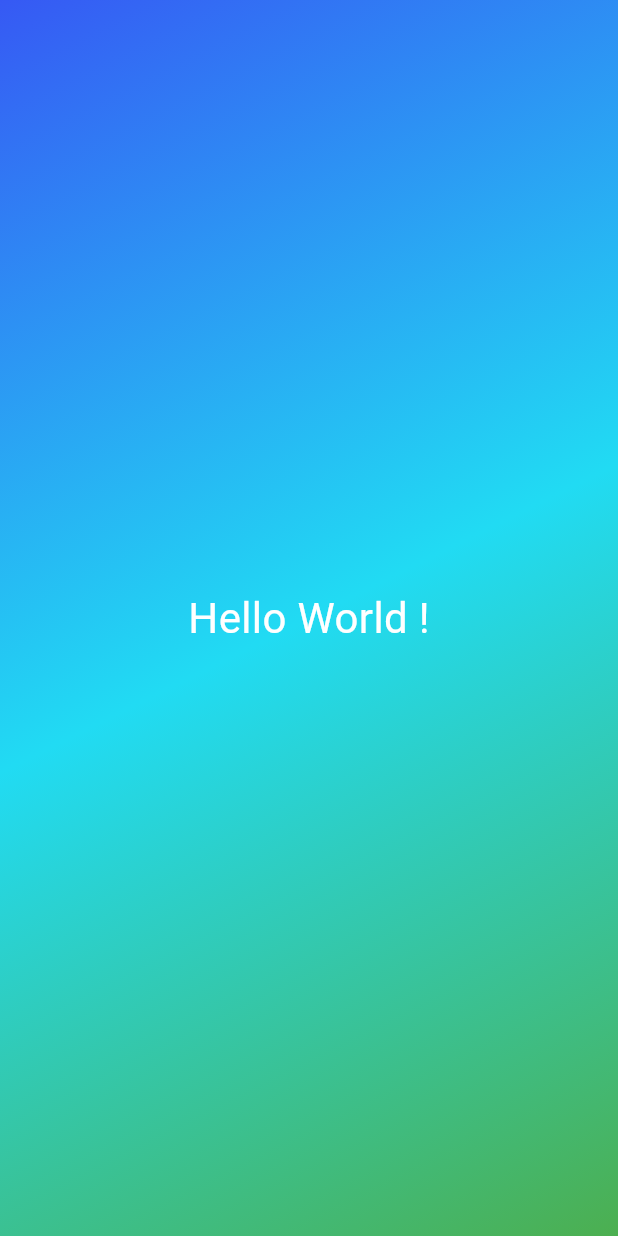
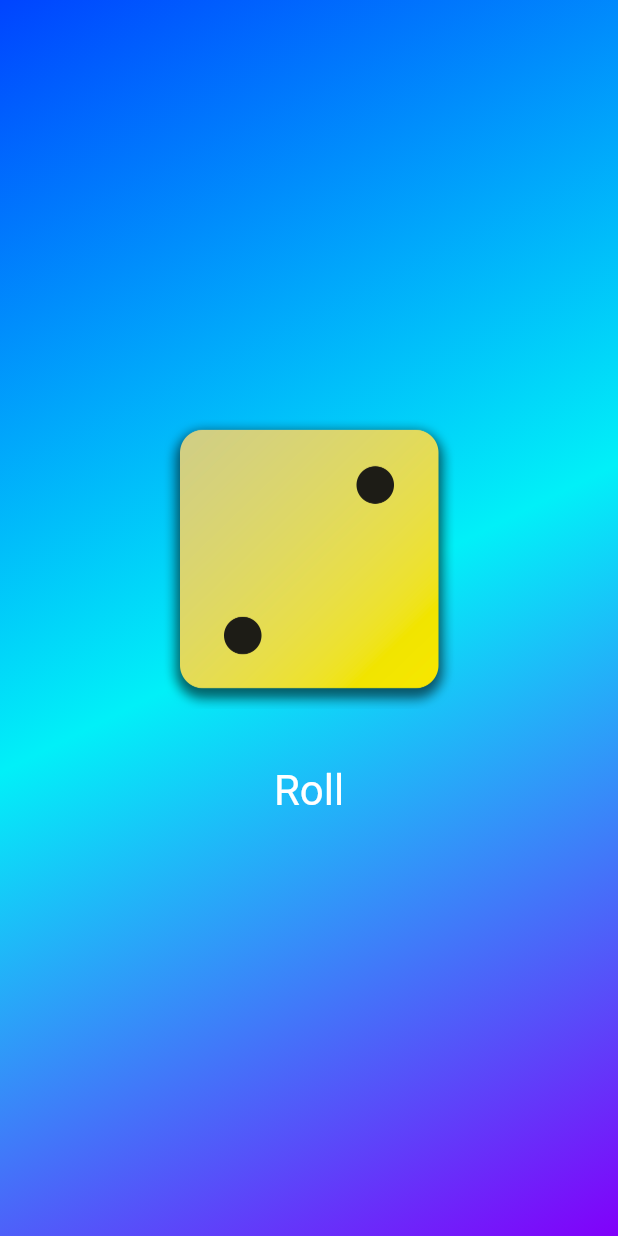
Before and after one commit to D1abol1cal/dice_app, a Flutter app: the screen it shows after launch, on a phone screen of 412 x 824 dp. Run offline on Flutter 3.47's test engine with Material 3 defaults, Android fonts, the phone set to English and light mode, and no system bars.

```diff
--- /dev/null
+++ b/lib/dice_roller.dart
@@ -0,0 +1,53 @@
+import 'package:flutter/material.dart';
+import 'dart:math';
+
+class DiceRoller extends StatefulWidget {
+  const DiceRoller({super.key});
+
+  @override
+  State<DiceRoller> createState() {
+    return _DiceRollerState();
+  }
+}
+
+class _DiceRollerState extends State<DiceRoller> {
+  var activeDiceImage = 'assets/image/dice-2.png';
+
+  @override
+  Widget build(context) {
+    return Column(
+      mainAxisSize: MainAxisSize.min,
+      children: [
+        Image.asset(
+          activeDiceImage,
+          width: 200,
+        ),
+        const SizedBox(
+          height: 30,
+        ),
+        TextButton(
+          onPressed: () {
+            var num = Random().nextInt(6) + 1;
+            setState(
+              () {
+                activeDiceImage =
+                    'assets/image/dice-' + num.toString() + '.png';
+              },
+            );
+          },
+          style: TextButton.styleFrom(
+            // padding: const EdgeInsets.only(
+            //   top: 20,
+            //   bottom: 20,
+            // ),
+            foregroundColor: Colors.white,
+            textStyle: const TextStyle(
+              fontSize: 28,
+            ),
+          ),
+          child: const Text('Roll'),
+        )
+      ],
+    );
+  }
+}
--- a/lib/gradient_container.dart
+++ b/lib/gradient_container.dart
@@ -1,26 +1,31 @@
+import 'package:dice_app/dice_roller.dart';
 import 'package:flutter/material.dart';
-import 'package:dice_app/styled_text.dart';
+
+const startAlignment = Alignment.topLeft;
+const endAlignment = Alignment.bottomRight;
 
 class GradientContainer extends StatelessWidget {
-  const GradientContainer({super.key});
+  const GradientContainer(this.color1, this.color2, this.color3, {super.key});
+
+  final Color color1;
+  final Color color2;
+  final Color color3;
 
   @override
   Widget build(context) {
     return Container(
-      decoration: const BoxDecoration(
+      decoration: BoxDecoration(
         gradient: LinearGradient(
           colors: [
-            Color.fromARGB(255, 54, 89, 244),
-            Color.fromARGB(255, 33, 219, 243),
-            Colors.green,
+            color1,
+            color2,
+            color3,
           ],
-          begin: Alignment.topLeft,
-          end: Alignment.bottomRight,
+          begin: startAlignment,
+          end: endAlignment,
         ),
       ),
-      child: const Center(
-        child: StyledText(),
-      ),
+      child: const Center(child: DiceRoller()),
     );
   }
 }
--- a/lib/main.dart
+++ b/lib/main.dart
@@ -5,7 +5,11 @@ void main() {
   runApp(
     const MaterialApp(
       home: Scaffold(
-        body: GradientContainer(),
+        body: GradientContainer(
+          Color.fromARGB(255, 0, 68, 255),
+          Color.fromARGB(255, 1, 240, 248),
+          Color.fromARGB(255, 129, 0, 250),
+        ),
       ),
     ),
   );
--- a/lib/styled_text.dart
+++ /dev/null
@@ -1,18 +0,0 @@
-// ignore_for_file: camel_case_types
-
-import 'package:flutter/material.dart';
-
-class StyledText extends StatelessWidget {
-  const StyledText({super.key});
-
-  @override
-  build(context) {
-    return const Text(
-      "Hello World !",
-      style: TextStyle(
-        fontSize: 28,
-        color: Colors.white,
-      ),
-    );
-  }
-}
```
Also changed, not shown: pubspec.yaml (+8 -0 lines), assets/image/dice-1.png (added), assets/image/dice-2.png (added), assets/image/dice-3.png (added), assets/image/dice-4.png (added), assets/image/dice-5.png (added), assets/image/dice-6.png (added).
